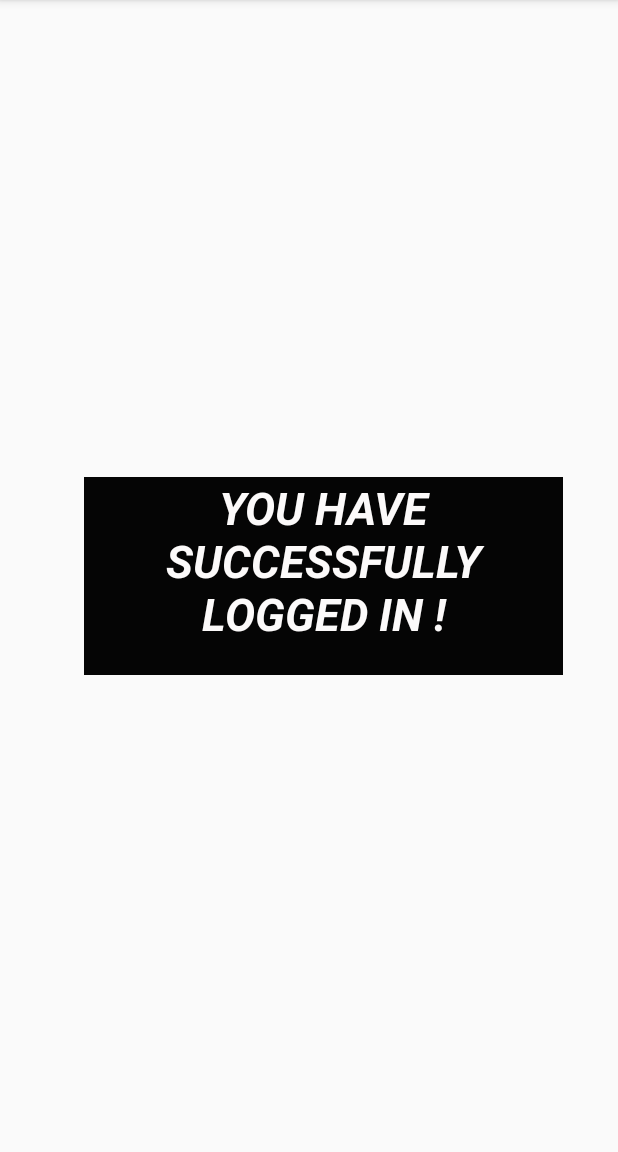
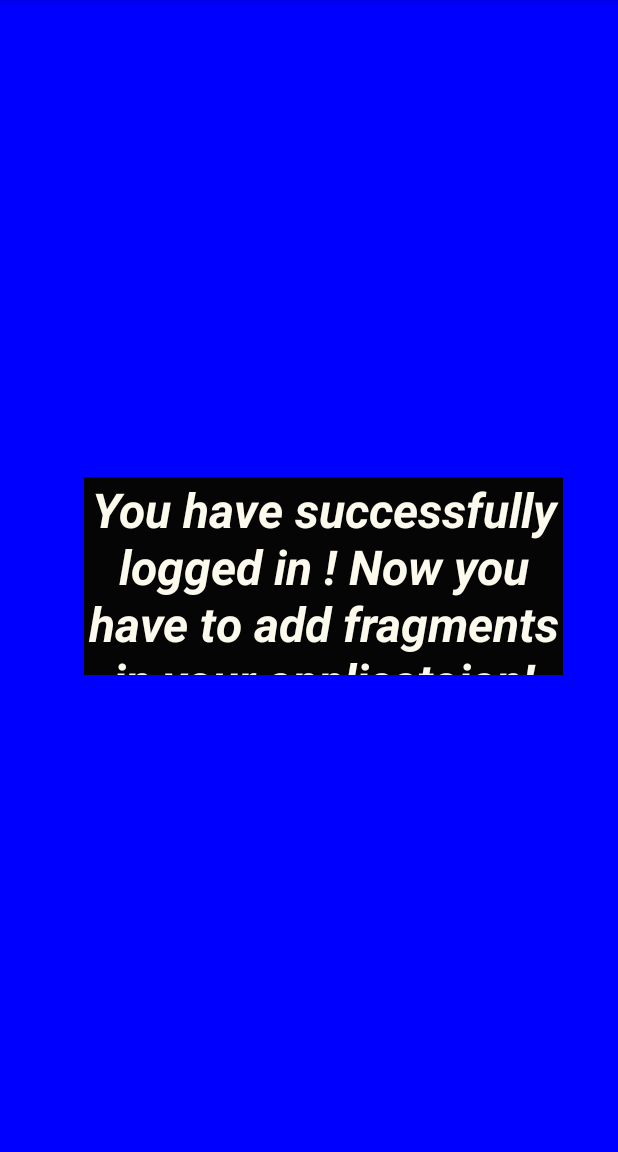
Before and after one commit to sandydebug/Logincheck, an Android app: the screen it shows after launch once a user with an empty profile is signed in (Loggedin), on a phone screen of 412 x 824 dp, the part 84-1236 px from its top. Run offline under Robolectric (Android 15) with nearby library versions, the phone set to English and light mode, and no system bars; our stand-ins replace Firebase (no records; nobody signed in at launch, a user with empty details on screens opened directly), Picasso.

Commit message:
Update activity_loggedin.xml

```diff
--- a/app/src/main/res/layout/activity_loggedin.xml
+++ b/app/src/main/res/layout/activity_loggedin.xml
@@ -4,6 +4,7 @@
     xmlns:tools="http://schemas.android.com/tools"
     android:layout_width="match_parent"
     android:layout_height="match_parent"
+    android:background="#0000ff"
     tools:context=".Loggedin">
 
     <TextView
@@ -15,11 +16,11 @@
         android:layout_marginEnd="37dp"
         android:layout_marginBottom="32dp"
         android:background="#050505"
-        android:text="You have successfully logged in !"
+        android:text="You have successfully logged in ! Now you have to add fragments in your applicatoion!"
         android:textAlignment="center"
-        android:textAllCaps="true"
-        android:textColor="#FCFAFA"
-        android:textSize="30sp"
+        android:textAllCaps="false"
+        android:textColor="#FCFAED"
+        android:textSize="32sp"
         android:textStyle="bold|italic"
         app:layout_constraintBottom_toBottomOf="parent"
         app:layout_constraintEnd_toEndOf="parent"
```
